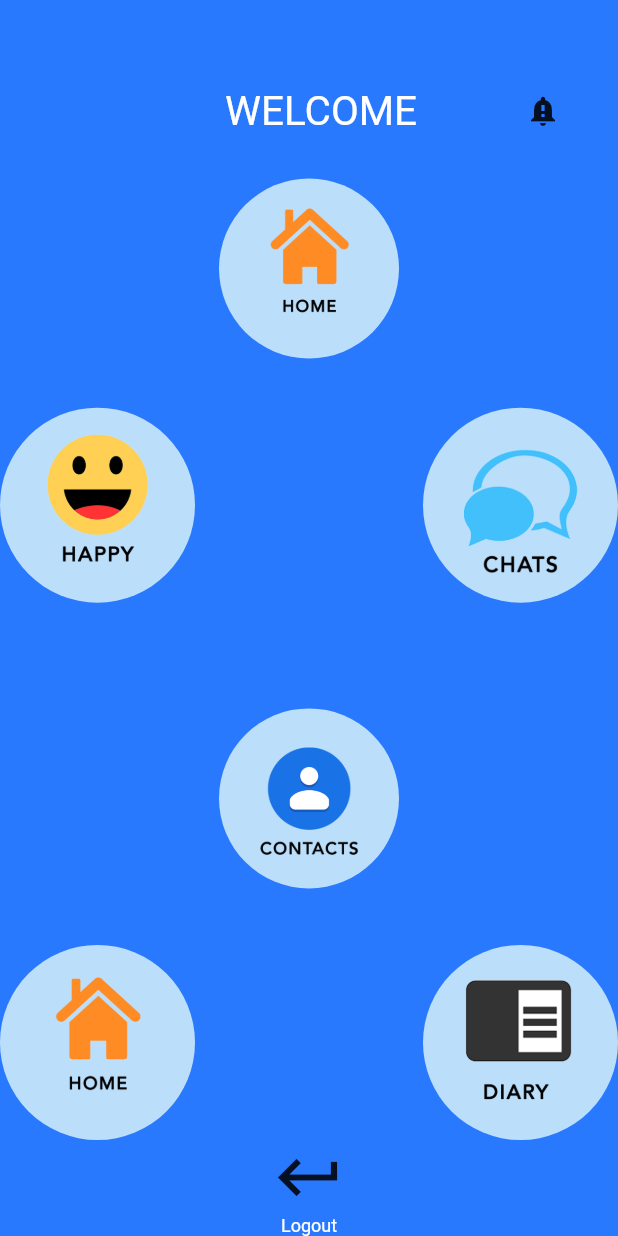
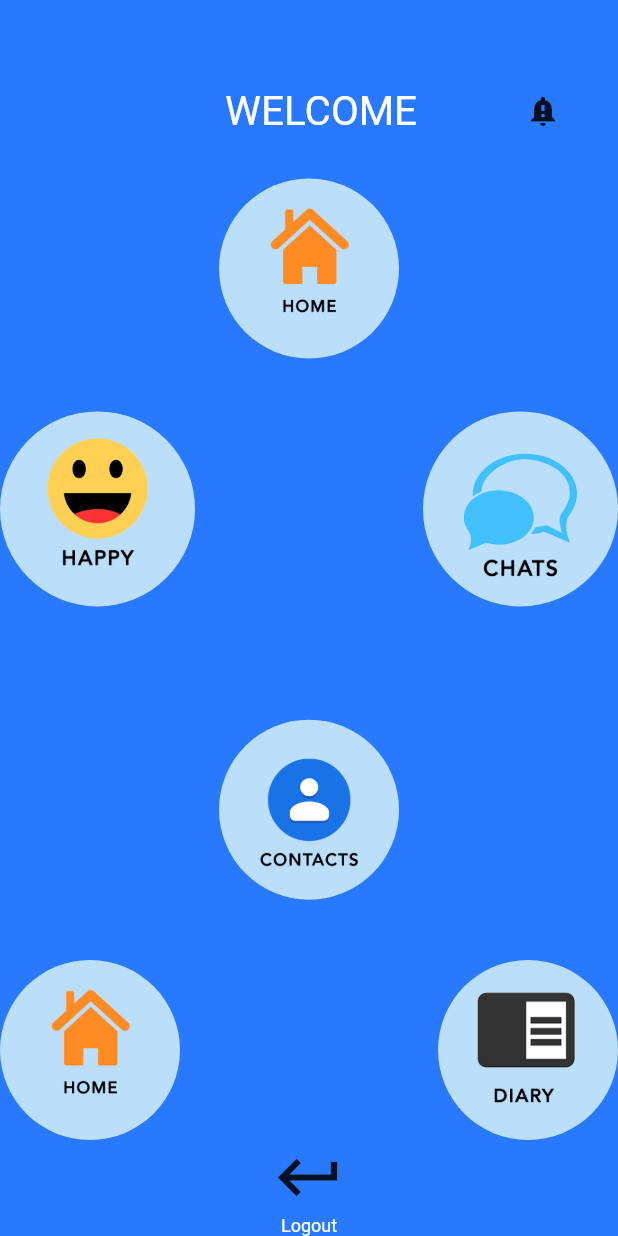
Before and after one commit to Manuel-Seyram/project_work, a Flutter app: the Welcome screen opened directly, on a phone screen of 412 x 824 dp. Run offline on Flutter 3.47's test engine with Material 2 defaults, Android fonts, the phone set to English and light mode, and no system bars; our stand-ins replace flutter_rating_bar, flutter_snake_navigationbar, video_player; missing offline and left inert: dart:ffi, flutter_sound.

Commit message:
Update welcome.dart

```diff
--- a/lib/extra pages/screen/welcome.dart
+++ b/lib/extra pages/screen/welcome.dart
@@ -1,5 +1,5 @@
 import 'package:project_work/extra pages/screen/navigationbar.dart';
-import 'package:project_work/Login.dart';
+import 'package:project_work/SignUp.dart';
 import 'package:project_work/extra pages/screen/tabs/contacts.dart';
 import 'package:project_work/extra pages/screen/tabs/diary.dart';
 import 'package:project_work/extra pages/screen/tabs/chats.dart';
@@ -106,7 +106,7 @@ class Welcome extends StatelessWidget {
           mainAxisAlignment: MainAxisAlignment.spaceBetween,
           children: <Widget>[
             CircleAvatar(
-              radius: 65,
+              radius: 60,
               backgroundImage: AssetImage('assets/images/homeicon.png'),
               child: new GestureDetector(
                 onTap: () {
@@ -117,7 +117,7 @@ class Welcome extends StatelessWidget {
             ),
             //Text("Diary", style: TextStyle(color: Colors.white, fontSize: 12.0)),
             CircleAvatar(
-              radius: 65,
+              radius: 60,
               backgroundImage: AssetImage('assets/images/diaryicon.png'),
               child: new GestureDetector(
                 onTap: () {
```
